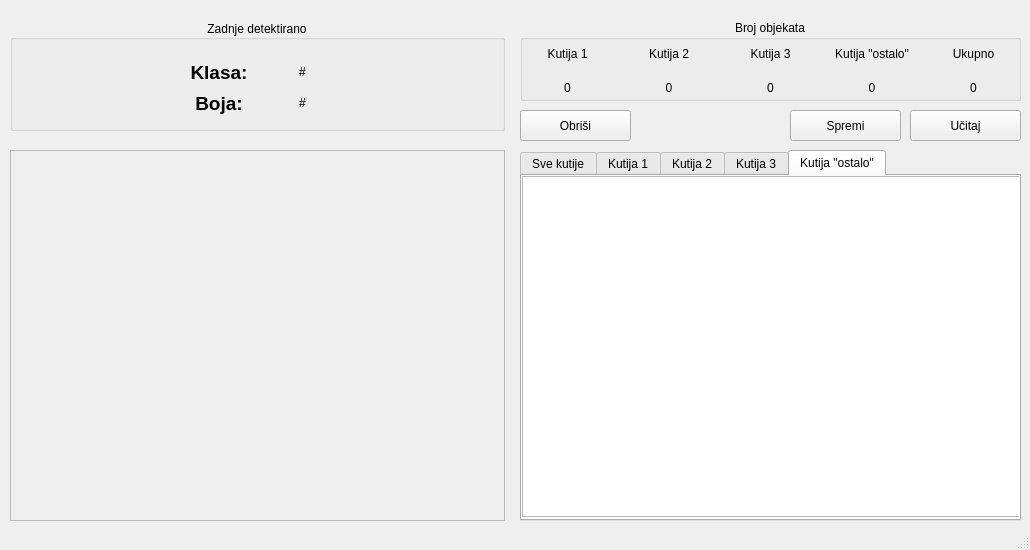
Before: the Qt Designer form qtapp/MainWindow.ui in vsimundic/ugrsshapesdetection, drawn with Qt 5.
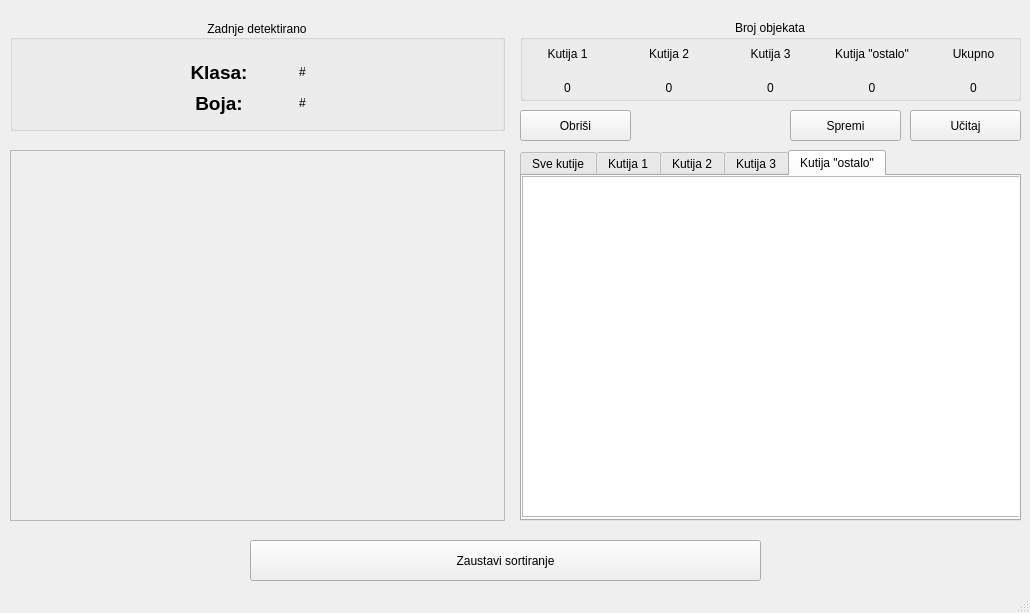
After: the same form once the commit is applied.

```diff
--- a/qtapp/MainWindow.ui
+++ b/qtapp/MainWindow.ui
@@ -7,7 +7,7 @@
     <x>0</x>
     <y>0</y>
     <width>1030</width>
-    <height>550</height>
+    <height>613</height>
    </rect>
   </property>
   <property name="windowTitle">
@@ -515,6 +515,19 @@
      </layout>
     </widget>
    </widget>
+   <widget class="QPushButton" name="btn_StopSort">
+    <property name="geometry">
+     <rect>
+      <x>250</x>
+      <y>540</y>
+      <width>511</width>
+      <height>41</height>
+     </rect>
+    </property>
+    <property name="text">
+     <string>Zaustavi sortiranje</string>
+    </property>
+   </widget>
   </widget>
   <widget class="QMenuBar" name="menubar">
    <property name="geometry">
```
Left out of the diff: 7 changed lines with no effect on the pictures.
